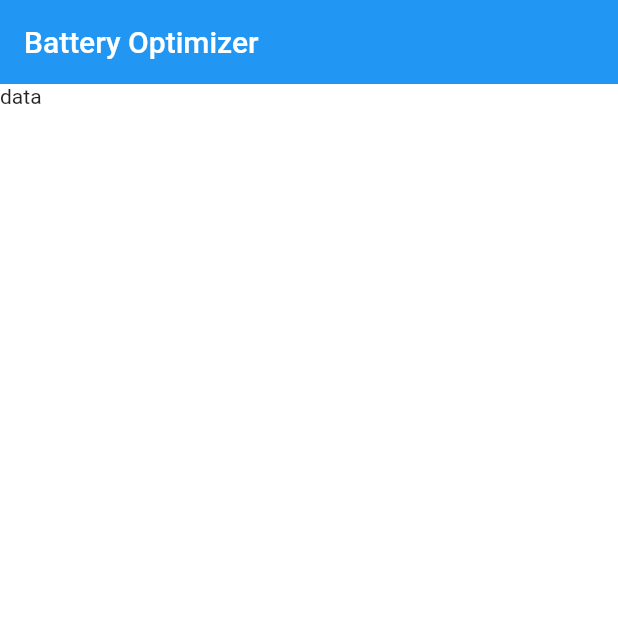
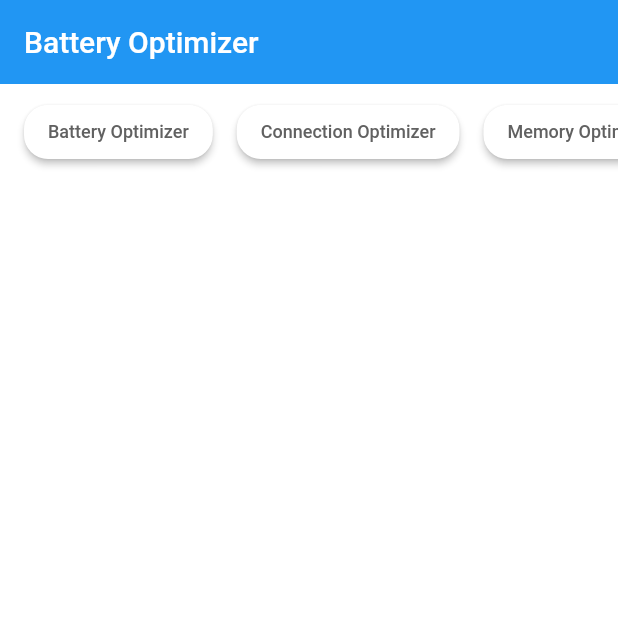
Before and after one commit to tadakun8/flutter_study_ui, a Flutter app: the screen it shows after launch, on a phone screen of 412 x 824 dp, the top half of it. Run offline on Flutter 3.47's test engine with Material 2 defaults, Android fonts, the phone set to English and light mode, and no system bars; our stand-ins replace flutter_riverpod.

Commit message:
feat: create optimizer bottons

```diff
--- a/battery_optimizer/lib/main.dart
+++ b/battery_optimizer/lib/main.dart
@@ -1,4 +1,5 @@
 import 'package:battery_optimizer/const.dart';
+import 'package:battery_optimizer/optimizer/optimizer_buttons.dart';
 import 'package:flutter/material.dart';
 
 void main() {
@@ -41,7 +42,7 @@ class BatteryOptimizerPage extends StatelessWidget {
       ),
       body: SingleChildScrollView(
         child: Column(
-          children: const [Text('data')],
+          children: const [OptimizerButtons()],
         ),
       ),
     );
--- /dev/null
+++ b/battery_optimizer/lib/optimizer/optimizer_buttons.dart
@@ -0,0 +1,65 @@
+import 'package:battery_optimizer/const.dart';
+import 'package:flutter/material.dart';
+
+class _OptimizerButton extends StatelessWidget {
+  final String text;
+  const _OptimizerButton({
+    Key? key,
+    required this.text,
+  }) : super(key: key);
+
+  @override
+  Widget build(BuildContext context) {
+    return ElevatedButton(
+      style: ElevatedButton.styleFrom(
+        primary: Colors.white,
+        padding: const EdgeInsets.symmetric(horizontal: 16),
+        shape: RoundedRectangleBorder(
+          borderRadius: BorderRadius.circular(16),
+        ),
+      ),
+      onPressed: () {},
+      child: Text(
+        text,
+        style: const TextStyle(
+          color: kColorTitle,
+          fontSize: 12,
+        ),
+      ),
+    );
+  }
+}
+
+class OptimizerButtons extends StatelessWidget {
+  const OptimizerButtons({Key? key}) : super(key: key);
+
+  @override
+  Widget build(BuildContext context) {
+    return SingleChildScrollView(
+      scrollDirection: Axis.horizontal,
+      child: Padding(
+        padding: const EdgeInsets.symmetric(vertical: 8),
+        child: Row(
+          children: const [
+            SizedBox(
+              width: 16,
+            ),
+            _OptimizerButton(text: 'Battery Optimizer'),
+            SizedBox(
+              width: 16,
+            ),
+            _OptimizerButton(text: 'Connection Optimizer'),
+            SizedBox(
+              width: 16,
+            ),
+            _OptimizerButton(text: 'Memory Optimizer'),
+            SizedBox(
+              width: 16,
+            ),
+            _OptimizerButton(text: 'Storage Optimizer'),
+          ],
+        ),
+      ),
+    );
+  }
+}
```
